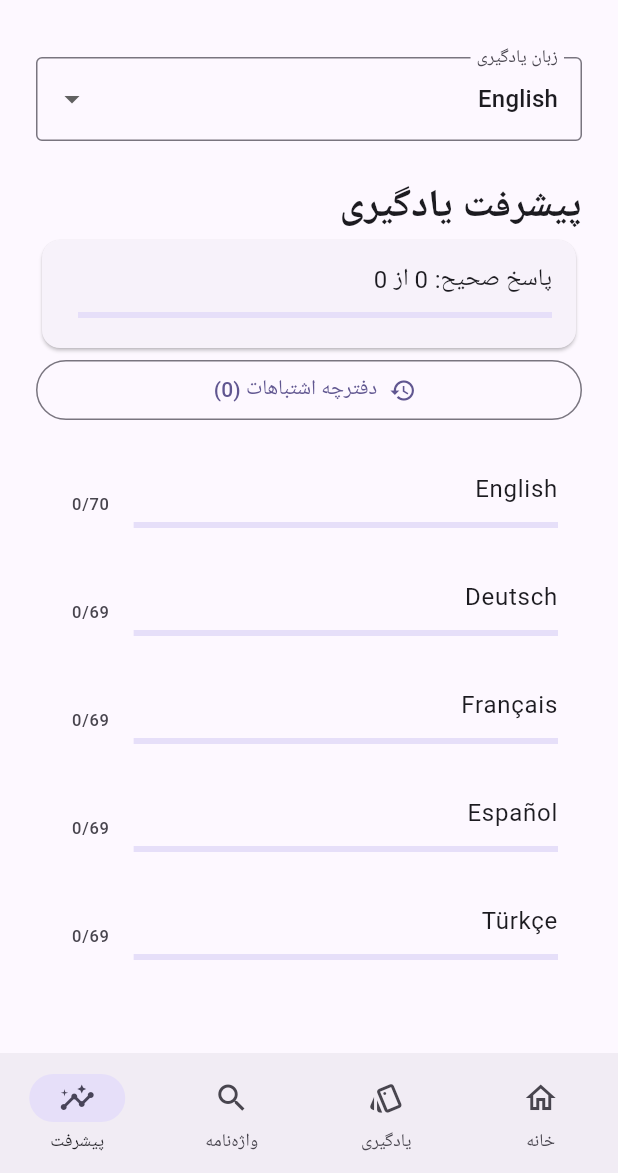
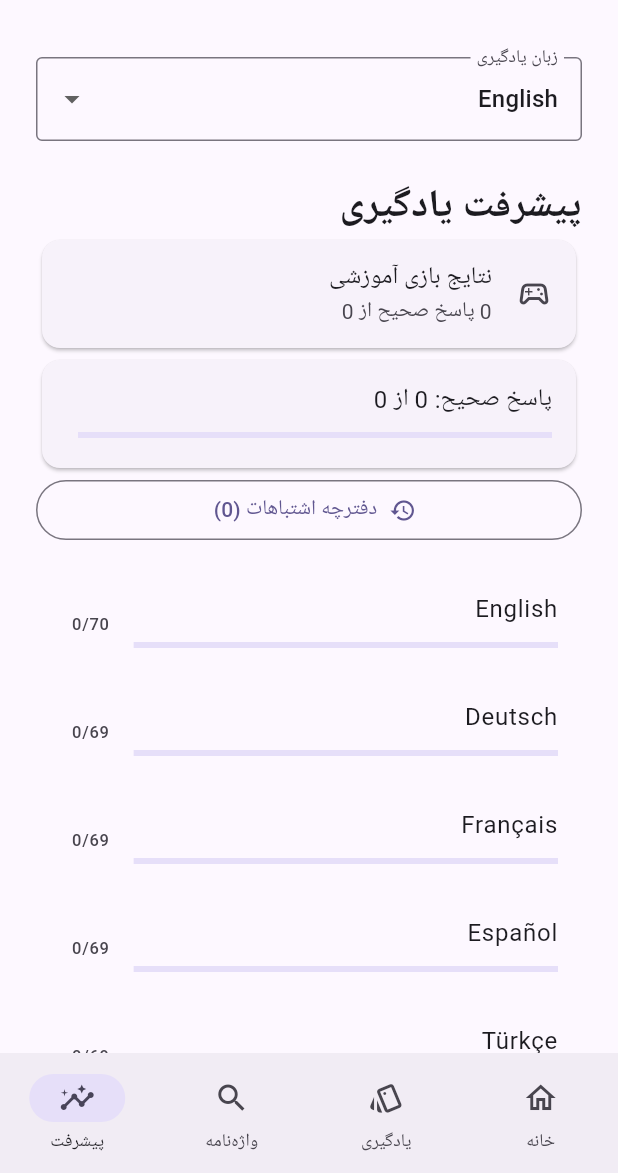
Before and after one commit to sahandse/Lango, a Flutter app: the screen it shows after launch, item 4 of the bottom bar chosen, on a phone screen of 412 x 824 dp, the part 63-1236 px from its top. Run offline on Flutter 3.47's test engine with Material 3 defaults, Android fonts, the phone set to English and light mode, and no system bars; our stand-ins replace flutter_tts, shared_preferences; missing offline and left inert: fsrs.

Commit message:
Connect Lango Games to home and real progress counters

```diff
--- a/lib/main.dart
+++ b/lib/main.dart
@@ -1,4 +1,5 @@
 import 'vocabulary.dart';
+import 'games.dart';
 import 'fsrs_review.dart';
 import 'package:flutter/material.dart';
 import 'package:flutter_localizations/flutter_localizations.dart';
@@ -129,6 +130,7 @@ class _StudyState extends State<Study> {
             skill('تلفظ و تکرار',Icons.record_voice_over_outlined,'voice'),
           ]),
           const SizedBox(height:16),
+          Card(child:ListTile(leading:const Icon(Icons.sports_esports_outlined),title:const Text('Lango Games'),subtitle:const Text('تطبیق واژه و جمله‌سازی'),trailing:const Icon(Icons.chevron_left),onTap:() async {await Navigator.push(context,MaterialPageRoute<void>(builder:(_)=>GamesPage(words:decks[language]!,prefs:widget.prefs,language:language)));if(mounted)setState((){});})),
           Card(child:ListTile(title:const Text('کلمه روز'),subtitle:Text(decks[language]![DateTime.now().difference(DateTime(2020)).inDays%decks[language]!.length].term),trailing:IconButton(icon:const Icon(Icons.volume_up),onPressed:()=>speak(decks[language]![DateTime.now().difference(DateTime(2020)).inDays%decks[language]!.length].term)))),
         ] else if(tab==2)...[
           OutlinedButton.icon(onPressed:addCard,icon:const Icon(Icons.add),label:const Text('فلش‌کارت شخصی')),
@@ -138,6 +140,7 @@ class _StudyState extends State<Study> {
             Card(child:ListTile(title:Text(w.term,textDirection:TextDirection.ltr),subtitle:Text(w.meaning),leading:IconButton(onPressed:()=>speak(w.term),icon:const Icon(Icons.volume_up)),trailing:IconButton(onPressed:()=>toggleFavorite(w),icon:Icon(favorites.contains('$language:${w.term}')?Icons.favorite:Icons.favorite_border)),onTap:()=>showModalBottomSheet(context:context,builder:(ctx)=>SafeArea(child:Padding(padding:const EdgeInsets.all(24),child:Column(mainAxisSize:MainAxisSize.min,children:[Text(w.term,style:const TextStyle(fontSize:30,fontWeight:FontWeight.bold)),Text(w.meaning),const SizedBox(height:16),if(w.example.isNotEmpty) Text(w.example,textDirection:TextDirection.ltr),if(w.example.isNotEmpty) TextButton(onPressed:()=>speak(w.example),child:const Text('شنیدن مثال')),if(w.attribution!=null) Text(w.attribution!,style:Theme.of(context).textTheme.bodySmall)]))))))
         ] else if(tab==3)...[
           const Text('پیشرفت یادگیری',style:TextStyle(fontSize:26,fontWeight:FontWeight.bold)),
+          Card(child:ListTile(leading:const Icon(Icons.sports_esports_outlined),title:const Text('نتایج بازی آموزشی'),subtitle:Text('${widget.prefs.getInt("games:$language:correct")??0} پاسخ صحیح از ${widget.prefs.getInt("games:$language:attempts")??0}'))),
           Card(child:ListTile(title:Text('پاسخ صحیح: $totalCorrect از $totalAnswers'),subtitle:LinearProgressIndicator(value:totalAnswers==0?0:totalCorrect/totalAnswers))),
           OutlinedButton.icon(onPressed:()=>openMode('mistakes'),icon:const Icon(Icons.history),label:Text('دفترچه اشتباهات (${mistakes.length})')),
           const SizedBox(height:16),
```
